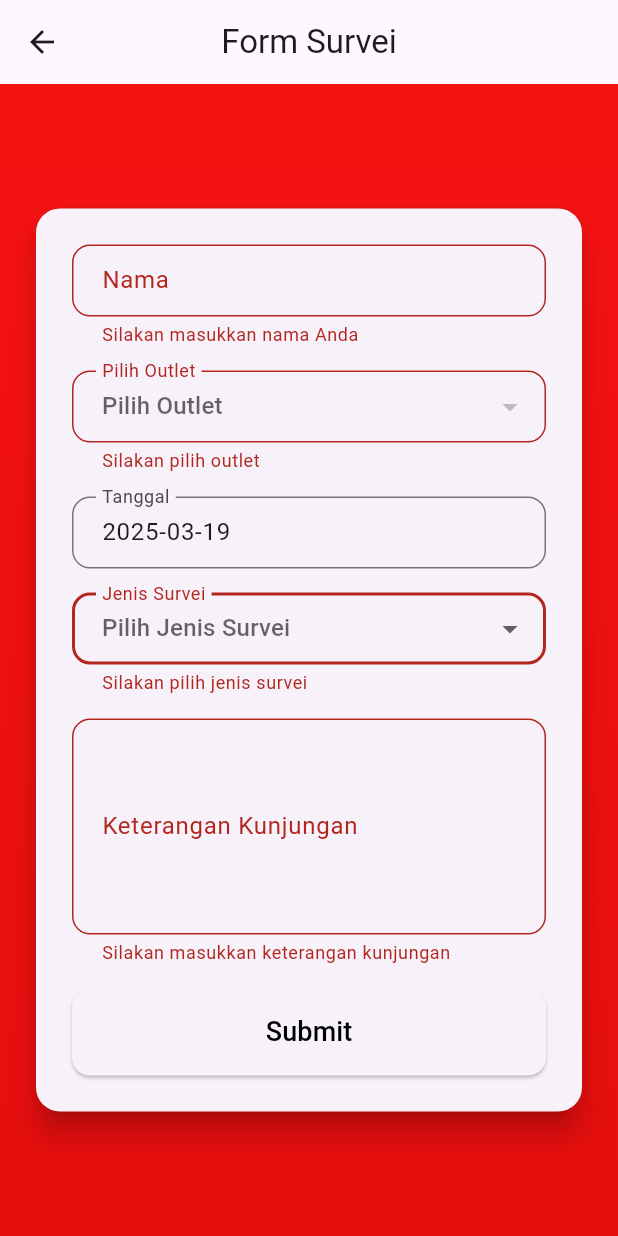
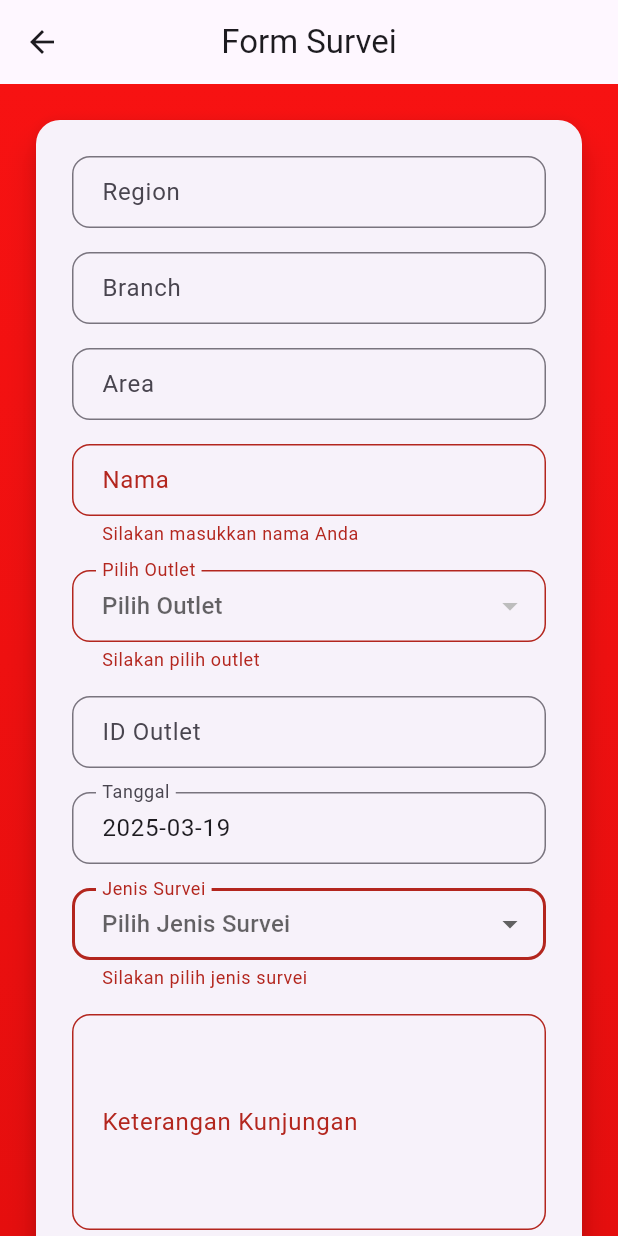
Before and after one commit to fikrim1109/pamasuka_app, a Flutter app: the HomePage screen opened directly with empty values, after a tap on "Pilih Jenis Survei", after a tap on "Submit", on a phone screen of 412 x 824 dp. Run offline on Flutter 3.47's test engine with Material 3 defaults, Android fonts, the light colour scheme and no system bars; our stand-ins replace image_picker; network calls fail.

Commit message:
feat: autofill Region , Branch , Area berdasarkan user_id Atur ulang Layout

```diff
--- a/lib/home_page.dart
+++ b/lib/home_page.dart
@@ -10,7 +10,8 @@ import 'package:http/http.dart' as http;
 class HomePage extends StatefulWidget {
   final String username;
   final int userId;
-  const HomePage({Key? key, required this.username, required this.userId}) : super(key: key);
+  const HomePage({Key? key, required this.username, required this.userId})
+      : super(key: key);
 
   @override
   State<HomePage> createState() => _HomePageState();
@@ -19,9 +20,18 @@ class HomePage extends StatefulWidget {
 class _HomePageState extends State<HomePage> {
   // Form key untuk validasi form
   final _formKey = GlobalKey<FormState>();
-  // Controller untuk field nama dan tanggal
+
+  // Controller untuk field Region, Branch, dan Area (otomatis terisi)
+  final TextEditingController _regionController = TextEditingController();
+  final TextEditingController _branchController = TextEditingController();
+  final TextEditingController _areaController = TextEditingController();
+
+  // Controller untuk field Nama dan Tanggal
   final TextEditingController _namaController = TextEditingController();
   final TextEditingController _tokoController = TextEditingController();
+
+  // Controller untuk field ID Outlet (otomatis terisi)
+  final TextEditingController _idOutletController = TextEditingController();
 
   // Variabel untuk dropdown outlet
   List<Map<String, dynamic>> _outlets = [];
@@ -51,10 +61,10 @@ class _HomePageState extends State<HomePage> {
   @override
   void initState() {
     super.initState();
-    // Set nilai awal nama sesuai parameter user
-    _namaController.text = widget.username;
     // Set nilai tanggal otomatis dengan format yyyy-MM-dd
     _tokoController.text = DateFormat('yyyy-MM-dd').format(DateTime.now());
+    // Set nama otomatis dari parameter user
+    _namaController.text = widget.username;
     // Ambil data outlet dari API
     _fetchOutlets();
   }
@@ -76,6 +86,16 @@ class _HomePageState extends State<HomePage> {
           setState(() {
             _outlets = List<Map<String, dynamic>>.from(data['outlets'] as List<dynamic>);
             print("Outlets dimuat: ${_outlets.length}");
+            if (_outlets.isNotEmpty) {
+              // Set outlet default sebagai outlet pertama
+              _selectedOutlet = _outlets[0];
+              _selectedOutletId = _selectedOutlet!['id_outlet'].toString();
+              // Update field otomatis
+              _idOutletController.text = _selectedOutlet?['id_outlet'].toString() ?? '';
+              _regionController.text = _selectedOutlet?['region'] ?? '';
+              _branchController.text = _selectedOutlet?['branch'] ?? '';
+              _areaController.text = _selectedOutlet?['area'] ?? _selectedOutlet?['cluster'] ?? '';
+            }
           });
         } else {
           ScaffoldMessenger.of(context).showSnackBar(
@@ -267,6 +287,25 @@ class _HomePageState extends State<HomePage> {
                         child: Column(
                           mainAxisSize: MainAxisSize.min,
                           children: [
+                            // Auto-fill: Region, Branch, dan Area (ditampilkan di atas)
+                            _buildTextField(
+                              controller: _regionController,
+                              label: 'Region',
+                              readOnly: true,
+                            ),
+                            const SizedBox(height: 16),
+                            _buildTextField(
+                              controller: _branchController,
+                              label: 'Branch',
+                              readOnly: true,
+                            ),
+                            const SizedBox(height: 16),
+                            _buildTextField(
+                              controller: _areaController,
+                              label: 'Area',
+                              readOnly: true,
+                            ),
+                            const SizedBox(height: 16),
                             // Field Nama (otomatis diisi)
                             _buildTextField(
                               controller: _namaController,
@@ -279,7 +318,7 @@ class _HomePageState extends State<HomePage> {
                               },
                             ),
                             const SizedBox(height: 16),
-                            // Dropdown untuk memilih Outlet
+                            // Dropdown untuk memilih Outlet (jika user ingin mengganti outlet)
                             DropdownButtonFormField<String>(
                               isExpanded: true,
                               value: _selectedOutletId,
@@ -303,6 +342,11 @@ class _HomePageState extends State<HomePage> {
                                       (outlet) => outlet['id_outlet'].toString() == value,
                                       orElse: () => {},
                                     );
+                                    // Update field otomatis berdasarkan outlet yang dipilih
+                                    _idOutletController.text = _selectedOutlet?['id_outlet'].toString() ?? '';
+                                    _regionController.text = _selectedOutlet?['region'] ?? '';
+                                    _branchController.text = _selectedOutlet?['branch'] ?? '';
+                                    _areaController.text = _selectedOutlet?['area'] ?? _selectedOutlet?['cluster'] ?? '';
                                   }
                                 });
                               },
@@ -314,39 +358,13 @@ class _HomePageState extends State<HomePage> {
                               },
                             ),
                             const SizedBox(height: 16),
-                            // Tampilkan detail outlet: ID Outlet, Region, Branch, Cluster, dan Hari Kunjungan (read-only) jika tersedia
-                            if (_selectedOutlet != null && _selectedOutlet!.isNotEmpty) ...[
-                              _buildTextField(
-                                controller: TextEditingController(text: _selectedOutlet?['id_outlet'].toString() ?? ''),
-                                label: 'ID Outlet',
-                                readOnly: true,
-                              ),
-                              const SizedBox(height: 16),
-                              _buildTextField(
-                                controller: TextEditingController(text: _selectedOutlet?['region'] ?? ''),
-                                label: 'Region',
-                                readOnly: true,
-                              ),
-                              const SizedBox(height: 16),
-                              _buildTextField(
-                                controller: TextEditingController(text: _selectedOutlet?['branch'] ?? ''),
-                                label: 'Branch',
-                                readOnly: true,
-                              ),
-                              const SizedBox(height: 16),
-                              _buildTextField(
-                                controller: TextEditingController(text: _selectedOutlet?['cluster'] ?? ''),
-                                label: 'Cluster',
-                                readOnly: true,
-                              ),
-                              const SizedBox(height: 16),
-                              _buildTextField(
-                                controller: TextEditingController(text: _selectedOutlet?['hari'] ?? ''),
-                                label: 'Hari Kunjungan',
-                                readOnly: true,
-                              ),
-                              const SizedBox(height: 16),
-                            ],
+                            // Field ID Outlet (otomatis terisi, ditempatkan di antara outlet dan tanggal)
+                            _buildTextField(
+                              controller: _idOutletController,
+                              label: 'ID Outlet',
+                              readOnly: true,
+                            ),
+                            const SizedBox(height: 16),
                             // Field Tanggal (otomatis)
                             _buildTextField(
                               controller: _tokoController,
@@ -448,7 +466,7 @@ class _HomePageState extends State<HomePage> {
                                         },
                                       ),
                                       const SizedBox(height: 16),
-                                      // TextField untuk keterangan harga (di atas input harga)
+                                      // TextField untuk keterangan harga
                                       _buildTextField(
                                         controller: TextEditingController(text: _surveyHargaEntries[index]["keterangan"]),
                                         label: 'Keterangan',
```
